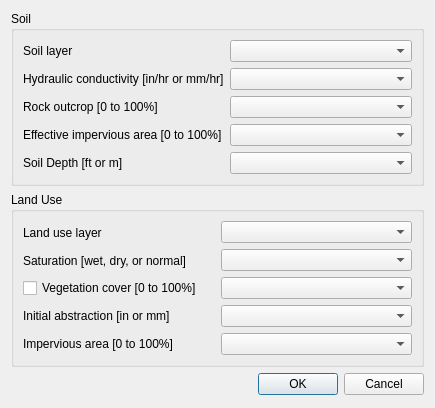
Old version of the form flo2d/ui/infil_green_ampt.ui in the repository FLO-2DSoftware/qgis-flo-2d-plugin.
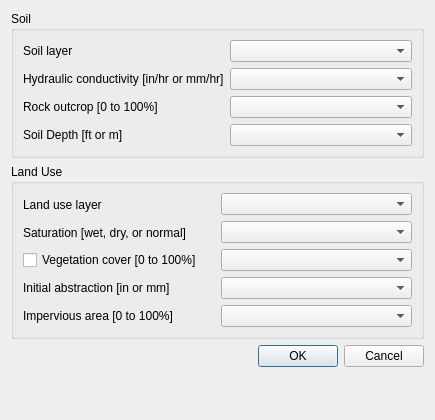
New version of the form.

Patch:
```diff
--- a/flo2d/ui/infil_green_ampt.ui
+++ b/flo2d/ui/infil_green_ampt.ui
@@ -7,7 +7,7 @@
     <x>0</x>
     <y>0</y>
     <width>435</width>
-    <height>408</height>
+    <height>420</height>
    </rect>
   </property>
   <property name="windowTitle">
@@ -93,9 +93,6 @@
          <widget class="QComboBox" name="xksat_cbo"/>
         </item>
         <item row="3" column="0">
-         <widget class="QComboBox" name="eff_cbo"/>
-        </item>
-        <item row="4" column="0">
          <widget class="QComboBox" name="soil_depth_cbo"/>
         </item>
         <item row="0" column="0">
@@ -130,13 +127,6 @@
          </widget>
         </item>
         <item row="3" column="0">
-         <widget class="QLabel" name="label_3">
-          <property name="text">
-           <string>Effective impervious area [0 to 100%]</string>
-          </property>
-         </widget>
-        </item>
-        <item row="4" column="0">
          <widget class="QLabel" name="label_10">
           <property name="text">
            <string>Soil Depth [ft or m]</string>
```
Left out of the diff: 6 changed lines with no effect on the pictures.
